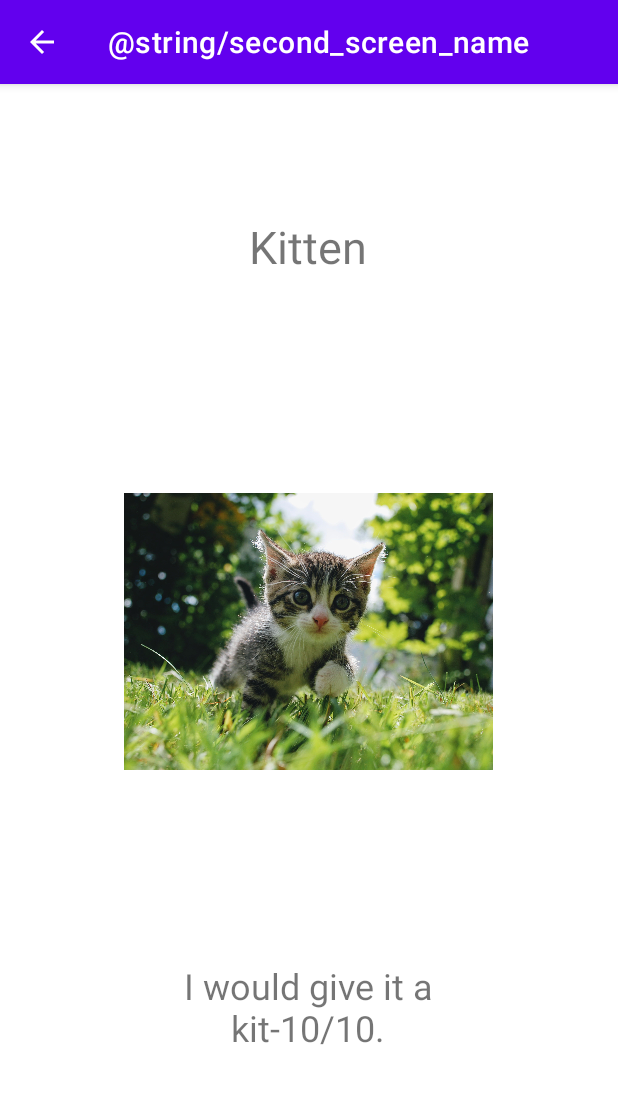
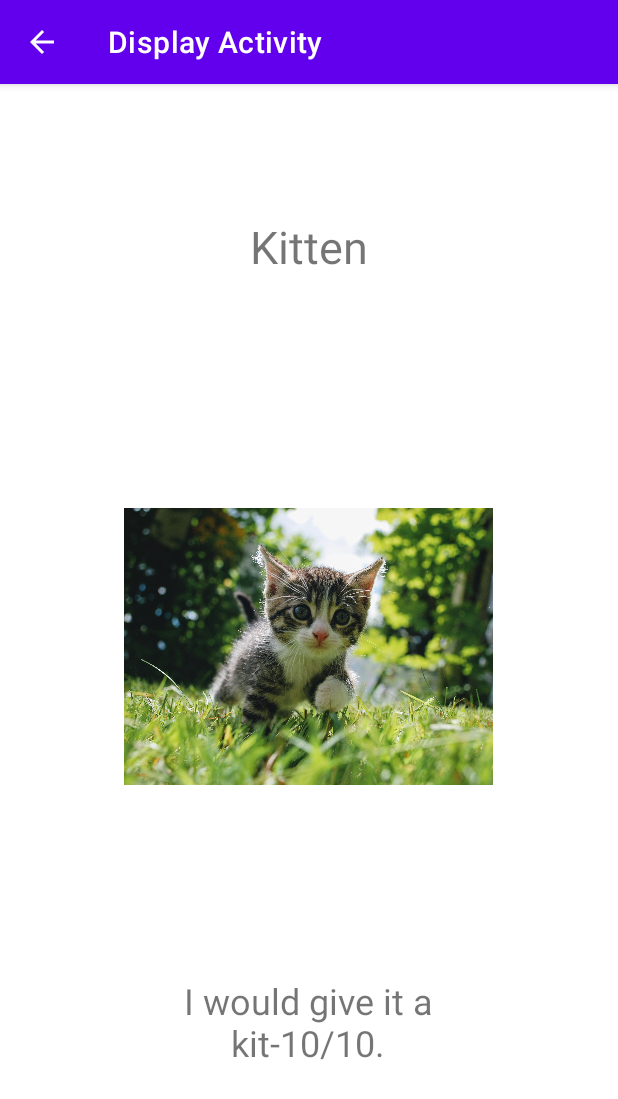
Before and after one commit to AWTemple/CIS3515_Assignment4, an Android app: the screen it shows after launch (DisplayActivity), after a tap on "Kitten", on a phone screen of 412 x 824 dp. Shown: the top 1099 px of the screen. Run offline under Robolectric (Android 15) with nearby library versions, the phone set to English and light mode, and no system bars.

Commit message:
Added French Language Support for App by adding values-fr resources.

```diff
--- a/app/src/main/java/edu/temple/cis3515_assignment4/DisplayActivity.java
+++ b/app/src/main/java/edu/temple/cis3515_assignment4/DisplayActivity.java
@@ -1,6 +1,7 @@
 package edu.temple.cis3515_assignment4;
 
 import android.content.Intent;
+import android.content.res.Resources;
 import android.os.Bundle;
 import android.widget.ImageView;
 import android.widget.TextView;
@@ -15,7 +16,7 @@ public class DisplayActivity extends AppCompatActivity {
     protected void onCreate(Bundle savedInstanceState) {
         super.onCreate(savedInstanceState);
         setContentView(R.layout.new_activity);
-        this.setTitle("@string/second_screen_name");
+        this.setTitle(SelectionActivity.res.getString(R.string.second_screen_name));
 
         // Get the Intent that started this activity and extract the strings
         Intent intent = getIntent();
--- a/app/src/main/java/edu/temple/cis3515_assignment4/SelectionActivity.java
+++ b/app/src/main/java/edu/temple/cis3515_assignment4/SelectionActivity.java
@@ -20,6 +20,7 @@ public class SelectionActivity extends AppCompatActivity
     GridView gridview;
     ImageView imageView;
     TextView textView;
+    public static Resources res;
     int[] catImgArray;
     ArrayList<Cat> catArray;
     public static final String NAME = "@string/intent_cat_name";
@@ -31,14 +32,14 @@ public class SelectionActivity extends AppCompatActivity
     {
         super.onCreate(savedInstanceState);
         setContentView(R.layout.activity_main);
-        this.setTitle("@string/app_name");
+        res = getResources();
+        this.setTitle(res.getString(R.string.app_name));
 
         //Get our Views by ID
         gridview = findViewById(R.id.gridView);
         textView = findViewById(R.id.prompt);
 
         //Make an ArrayList of Cat Objects from the cat_string_arrays file
-        Resources res = getResources();
         String[] catNames = res.getStringArray(R.array.cat_names);
         String[] catDescs = res.getStringArray(R.array.cat_descriptions);
         catArray = new ArrayList<Cat>();
--- a/app/src/main/res/layout/gridview_layout.xml
+++ b/app/src/main/res/layout/gridview_layout.xml
@@ -25,8 +25,8 @@
         android:layout_height="wrap_content"
         android:text="Demo"
         android:textColor="@color/white"
-        android:textSize="24dp"
+        android:textSize="18dp"
         android:layout_centerHorizontal="true"
-        android:layout_marginTop="46dp" />
+        android:layout_marginTop="49dp" />
 
 </RelativeLayout>
--- a/app/src/main/res/layout/new_activity.xml
+++ b/app/src/main/res/layout/new_activity.xml
@@ -8,8 +8,8 @@
 
     <TextView
         android:id="@+id/nameView"
-        android:layout_width="190dp"
-        android:layout_height="41dp"
+        android:layout_width="305dp"
+        android:layout_height="95dp"
         android:layout_marginTop="88dp"
         android:textAlignment="center"
         android:textSize="30sp"
@@ -22,7 +22,7 @@
         android:id="@+id/catImg"
         android:layout_width="246dp"
         android:layout_height="255dp"
-        android:layout_marginTop="108dp"
+        android:layout_marginTop="64dp"
         app:layout_constraintEnd_toEndOf="parent"
         app:layout_constraintHorizontal_bias="0.496"
         app:layout_constraintStart_toStartOf="parent"
--- a/app/src/main/res/values/strings.xml
+++ b/app/src/main/res/values/strings.xml
@@ -7,5 +7,4 @@
     <string name="intent_cat_name">edu.temple.cis3515_assignment4.NAME</string>
     <string name="intent_cat_desc">edu.temple.cis3515_assignment4.DESC</string>
     <string name="intent_cat_img">edu.temple.cis3515_assignment4.IMG</string>
-
 </resources>
```
Also changed, not shown: 2 other files.
